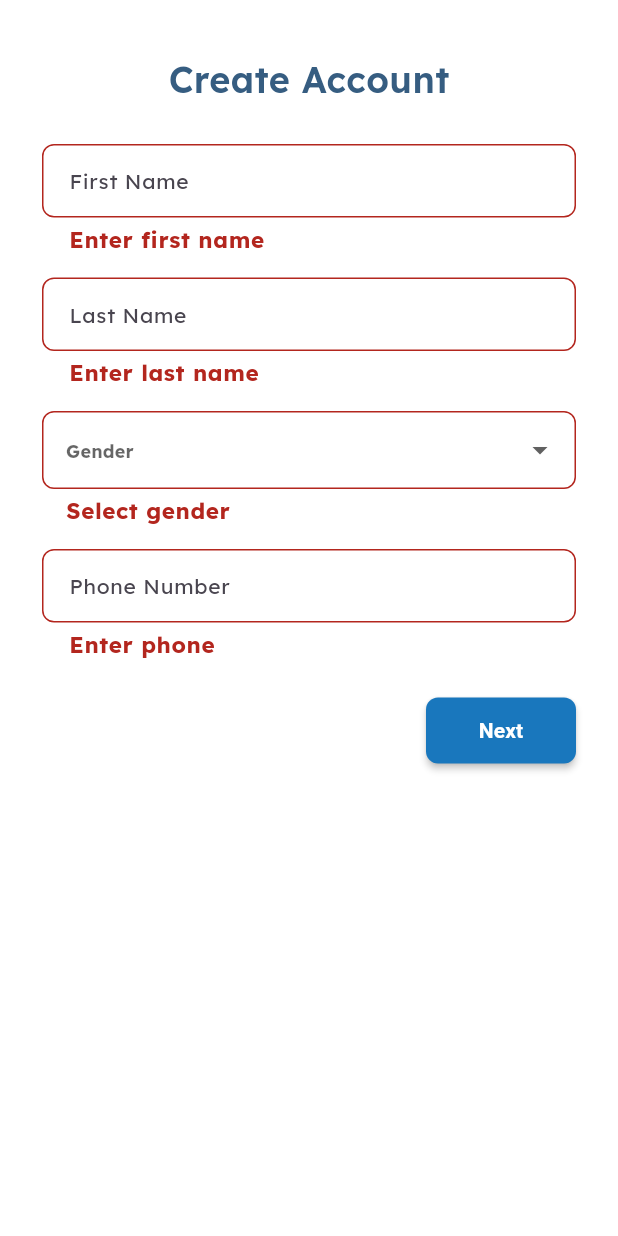
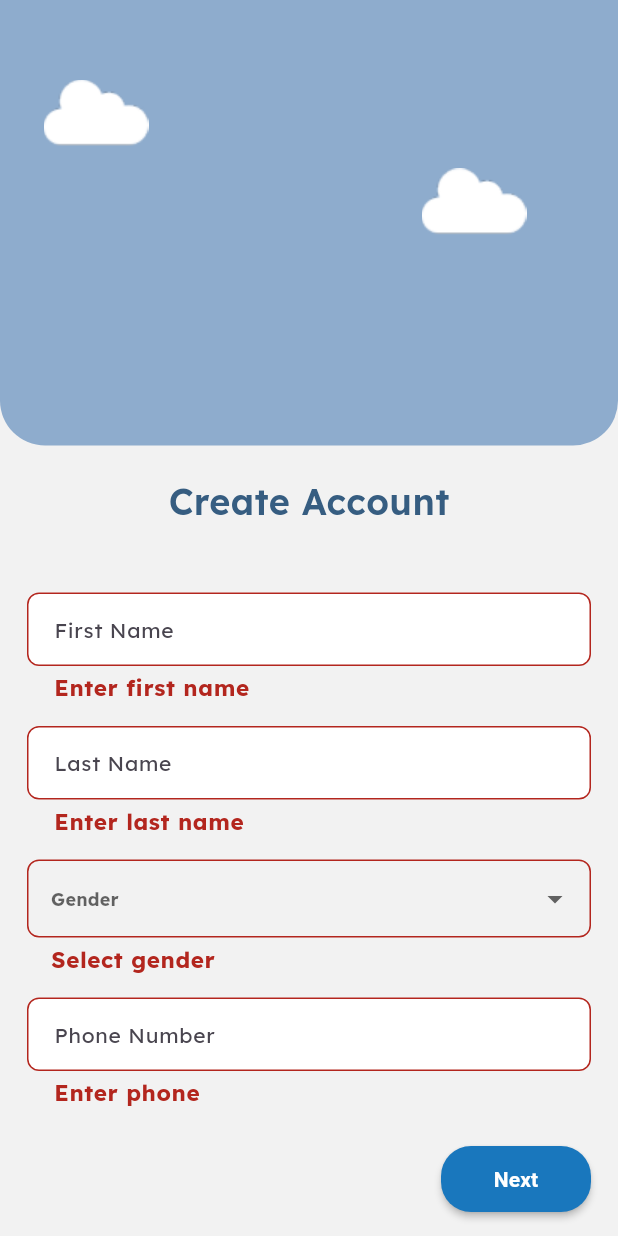
Before and after one commit to Arwa988/Kids_Guard, a Flutter app: the CreateAccountScreen screen opened by its route, after a tap on "Next", on a phone screen of 412 x 824 dp. Run offline on Flutter 3.47's test engine with Material 3 defaults, Android fonts, the phone set to English and light mode, and no system bars; our stand-ins replace flutter_animate, lottie.

```diff
--- a/lib/core/theme/App_Theme.dart
+++ b/lib/core/theme/App_Theme.dart
@@ -32,19 +32,19 @@ class AppTheme {
       ),
       bodySmall: TextStyle(
         fontSize: 15,
-        color: AppColors.splashScreenLinearBlue,
+        color: AppColors.kTextColor,
         fontWeight: FontWeight.bold,
         fontFamily: "Lexend",
       ),
       bodyMedium: TextStyle(
         fontSize: 14,
         fontWeight: FontWeight.bold,
-        color: AppColors.splashScreenLinearBlue,
+        color: AppColors.kTextColor,
         fontFamily: "Lexend",
       ),
       bodyLarge: TextStyle(
         fontSize: 14,
-        color: AppColors.splashScreenLinearBlue,
+        color: AppColors.kTextColor,
         fontFamily: "Lexend",
       ),
       titleLarge: TextStyle(
--- a/lib/main.dart
+++ b/lib/main.dart
@@ -1,7 +1,7 @@
 import 'package:flutter/material.dart';
 
 import 'package:kids_guard/core/theme/App_Theme.dart';
-import 'package:kids_guard/presentation/screens/Create_Account_Screen/create_account.dart';
+import 'package:kids_guard/presentation/screens_doctor/Create_Account_Screen/create_account.dart';
 import 'package:kids_guard/presentation/screens/Guardin_Screen/Guardin_Screen.dart';
 import 'package:kids_guard/presentation/screens/Login_Screen/login_screen.dart';
 import 'package:kids_guard/presentation/screens/Onboarding_Screens/easy_setup_screen.dart';
--- a/lib/presentation/screens/Create_Account_Screen/create_account.dart
+++ /dev/null
@@ -1,147 +0,0 @@
-import 'package:flutter/material.dart';
-import 'package:kids_guard/core/constants/App_Colors.dart';
-import 'package:kids_guard/presentation/screens/Login_Screen/wedgit/custom_text_field.dart';
-
-class CreateAccountScreen extends StatefulWidget {
-  const CreateAccountScreen({super.key});
-  @override
-  State<CreateAccountScreen> createState() => _CreateAccountScreenState();
-  static const String routname = "/create_account";
-}
-
-class _CreateAccountScreenState extends State<CreateAccountScreen> {
-  final _formKey = GlobalKey<FormState>();
-  final firstC = TextEditingController();
-  final lastC = TextEditingController();
-  final phoneC = TextEditingController();
-  String? selectedGender;
-
-  @override
-  Widget build(BuildContext context) {
-    return Scaffold(
-      backgroundColor: Colors.white,
-      body: SafeArea(
-        child: SingleChildScrollView(
-          padding: const EdgeInsets.symmetric(horizontal: 28.0, vertical: 30.0),
-          child: Column(
-            children: [
-              // small rounded top placeholder (removed large blue area per your last request)
-              const SizedBox(height: 6),
-
-              // Title
-              Text(
-                'Create Account',
-                style: TextStyle(
-                  fontFamily: "Lexend",
-                  fontSize: 24,
-                  fontWeight: FontWeight.w600,
-                  color: AppColors.kTextColor,
-                ),
-              ),
-
-              const SizedBox(height: 18),
-
-              Form(
-                key: _formKey,
-                child: Column(
-                  children: [
-                    CustomTextField(
-                      controller: firstC,
-                      hintText: 'First Name',
-                      validator: (v) => (v == null || v.trim().isEmpty)
-                          ? 'Enter first name'
-                          : null,
-                    ),
-                    CustomTextField(
-                      controller: lastC,
-                      hintText: 'Last Name',
-                      validator: (v) => (v == null || v.trim().isEmpty)
-                          ? 'Enter last name'
-                          : null,
-                    ),
-
-                    // Gender dropdown
-                    Padding(
-                      padding: const EdgeInsets.symmetric(vertical: 8.0),
-                      child: DropdownButtonFormField<String>(
-                        value: selectedGender,
-                        decoration: InputDecoration(
-                          hintText: 'Gender',
-                          contentPadding: const EdgeInsets.symmetric(
-                            vertical: 14,
-                            horizontal: 12,
-                          ),
-                          border: OutlineInputBorder(
-                            borderRadius: BorderRadius.circular(8),
-                          ),
-                        ),
-                        items: const [
-                          DropdownMenuItem(value: 'Male', child: Text('Male')),
-                          DropdownMenuItem(
-                            value: 'Female',
-                            child: Text('Female'),
-                          ),
-                        ],
-                        onChanged: (v) => setState(() => selectedGender = v),
-                        validator: (v) => v == null ? 'Select gender' : null,
-                      ),
-                    ),
-
-                    CustomTextField(
-                      controller: phoneC,
-                      hintText: 'Phone Number',
-                      keyboardType: TextInputType.number,
-                      validator: (v) {
-                        if (v == null || v.trim().isEmpty) return 'Enter phone';
-                        if (!RegExp(r'^\d+$').hasMatch(v))
-                          return 'Only numbers';
-                        return null;
-                      },
-                    ),
-
-                    const SizedBox(height: 18),
-
-                    // small Next button on the right
-                    Row(
-                      children: [
-                        const Spacer(),
-                        SizedBox(
-                          width: 100,
-                          height: 44,
-                          child: ElevatedButton(
-                            onPressed: () {
-                              if (_formKey.currentState!.validate()) {
-                                ScaffoldMessenger.of(context).showSnackBar(
-                                  const SnackBar(content: Text('Next')),
-                                );
-                              }
-                            },
-                            style: ElevatedButton.styleFrom(
-                              backgroundColor: AppColors.kPrimaryColor,
-                              shape: RoundedRectangleBorder(
-                                borderRadius: BorderRadius.circular(8),
-                              ),
-                            ),
-                            child: const Text(
-                              'Next',
-                              style: TextStyle(
-                                color: Colors.white,
-                                fontWeight: FontWeight.w600,
-                              ),
-                            ),
-                          ),
-                        ),
-                      ],
-                    ),
-
-                    const SizedBox(height: 20),
-                  ],
-                ),
-              ),
-            ],
-          ),
-        ),
-      ),
-    );
-  }
-}
--- a/lib/presentation/screens/Login_Screen/wedgit/custom_text_field.dart
+++ b/lib/presentation/screens/Login_Screen/wedgit/custom_text_field.dart
@@ -43,6 +43,7 @@ class _CustomTextFieldState extends State<CustomTextField> {
           contentPadding: const EdgeInsets.symmetric(vertical: 14, horizontal: 14),
           filled: true,
           fillColor: Colors.white,
+
           border: OutlineInputBorder(borderRadius: BorderRadius.circular(8)),
           suffixIcon: widget.isPassword
               ? IconButton(
--- a/lib/presentation/screens/Onboarding_Screens/easy_setup_screen.dart
+++ b/lib/presentation/screens/Onboarding_Screens/easy_setup_screen.dart
@@ -17,7 +17,9 @@ class EasySetupScreen extends StatelessWidget {
             child: Align(
               alignment: Alignment.centerLeft,
               child: TextButton(
-                onPressed: () {},
+                onPressed: () {
+                  Navigator.of(context).pushNamed(LoginScreen.routname);
+                },
                 child: Text(
                   "Skip",
                   style: Theme.of(context).textTheme.bodySmall,
--- a/lib/presentation/screens/Onboarding_Screens/emergency_alerts_screen.dart
+++ b/lib/presentation/screens/Onboarding_Screens/emergency_alerts_screen.dart
@@ -1,4 +1,5 @@
 import 'package:flutter/material.dart';
+import 'package:kids_guard/presentation/screens/Login_Screen/login_screen.dart';
 import 'package:kids_guard/presentation/screens/Onboarding_Screens/easy_setup_screen.dart';
 import 'package:kids_guard/presentation/screens/Onboarding_Screens/wedgit/animations/emergency_animation.dart';
 import 'package:kids_guard/presentation/screens/Onboarding_Screens/wedgit/next_btn.dart';
@@ -17,7 +18,9 @@ class EmergencyAlerts extends StatelessWidget {
             child: Align(
               alignment: Alignment.centerLeft,
               child: TextButton(
-                onPressed: () {},
+                onPressed: () {Navigator.of(
+                    context,
+                  ).pushReplacementNamed(LoginScreen.routname);},
                 child: Text(
                   "Skip",
                   style: Theme.of(context).textTheme.bodySmall,
--- a/lib/presentation/screens/Onboarding_Screens/real_time_monitoring_screen.dart
+++ b/lib/presentation/screens/Onboarding_Screens/real_time_monitoring_screen.dart
@@ -1,4 +1,5 @@
 import 'package:flutter/material.dart';
+import 'package:kids_guard/presentation/screens/Login_Screen/login_screen.dart';
 import 'package:kids_guard/presentation/screens/Onboarding_Screens/emergency_alerts_screen.dart';
 import 'package:kids_guard/presentation/screens/Onboarding_Screens/wedgit/next_btn.dart';
 import 'package:kids_guard/presentation/screens/Onboarding_Screens/wedgit/animations/real_time_animation.dart';
@@ -22,7 +23,11 @@ class _RealTimeState extends State<RealTime> {
             child: Align(
               alignment: Alignment.centerLeft,
               child: TextButton(
-                onPressed: () {},
+                onPressed: () {
+                  Navigator.of(
+                    context,
+                  ).pushReplacementNamed(LoginScreen.routname);
+                },
                 child: Text(
                   "Skip",
                   style: Theme.of(context).textTheme.bodySmall,
@@ -54,7 +59,7 @@ class _RealTimeState extends State<RealTime> {
           ),
           SizedBox(height: 10),
           NextBtn(routname: EmergencyAlerts.routname, text: "Next"),
-          SizedBox(height: 29),
+          SizedBox(height: 10),
           Row(
             mainAxisAlignment: MainAxisAlignment.spaceAround,
             children: [
--- a/lib/presentation/screens/Sign_Up_Screen/sign_up_screen.dart
+++ b/lib/presentation/screens/Sign_Up_Screen/sign_up_screen.dart
@@ -1,6 +1,6 @@
 import 'package:flutter/material.dart';
 import 'package:kids_guard/core/constants/App_Colors.dart';
-import 'package:kids_guard/presentation/screens/Create_Account_Screen/create_account.dart';
+import 'package:kids_guard/presentation/screens_doctor/Create_Account_Screen/create_account.dart';
 import 'package:kids_guard/presentation/screens/Login_Screen/wedgit/custom_text_field.dart';
 
 class SignUpScreen extends StatefulWidget {
@@ -51,14 +51,7 @@ class _SignUpScreenState extends State<SignUpScreen> {
                 key: _formKey,
                 child: Column(
                   children: [
-                    IconButton(
-                      onPressed: () {
-                        Navigator.of(
-                          context,
-                        ).pushNamed(CreateAccountScreen.routname);
-                      },
-                      icon: Icon(Icons.login),
-                    ),
+
                     CustomTextField(
                       controller: emailC,
                       hintText: 'Email',
--- /dev/null
+++ b/lib/presentation/screens_doctor/Create_Account_Screen/create_account.dart
@@ -0,0 +1,166 @@
+import 'package:flutter/material.dart';
+import 'package:kids_guard/core/constants/App_Colors.dart';
+import 'package:kids_guard/presentation/screens/Guardin_Screen/wedgit/cloud_desgin.dart';
+import 'package:kids_guard/presentation/screens/Login_Screen/wedgit/custom_text_field.dart';
+
+class CreateAccountScreen extends StatefulWidget {
+  const CreateAccountScreen({super.key});
+  @override
+  State<CreateAccountScreen> createState() => _CreateAccountScreenState();
+  static const String routname = "/create_account";
+}
+
+class _CreateAccountScreenState extends State<CreateAccountScreen> {
+  final _formKey = GlobalKey<FormState>();
+  final firstC = TextEditingController();
+  final lastC = TextEditingController();
+  final phoneC = TextEditingController();
+  String? selectedGender;
+
+  @override
+  Widget build(BuildContext context) {
+    return Scaffold(
+      body: SafeArea(
+        child: SingleChildScrollView(
+          child: Column(
+            children: [
+              CloudDesgin(),
+
+              // small rounded top placeholder (removed large blue area per your last request)
+              Padding(
+                padding: const EdgeInsets.symmetric(
+                  horizontal: 15.0,
+                  vertical: 10.0,
+                ),
+              ),
+              // Title
+              Text(
+                'Create Account',
+                style: TextStyle(
+                  fontFamily: "Lexend",
+                  fontSize: 24,
+                  fontWeight: FontWeight.w600,
+                  color: AppColors.kTextColor,
+                ),
+              ),
+
+              const SizedBox(height: 18),
+
+              Padding(
+                padding: const EdgeInsets.all(18.0),
+                child: Form(
+                  key: _formKey,
+                  child: Column(
+                    children: [
+                      CustomTextField(
+                        controller: firstC,
+                        hintText: 'First Name',
+                        validator: (v) => (v == null || v.trim().isEmpty)
+                            ? 'Enter first name'
+                            : null,
+                      ),
+                      CustomTextField(
+                        controller: lastC,
+                        hintText: 'Last Name',
+                        validator: (v) => (v == null || v.trim().isEmpty)
+                            ? 'Enter last name'
+                            : null,
+                      ),
+
+                      // Gender dropdown
+                      Padding(
+                        padding: const EdgeInsets.symmetric(vertical: 8.0),
+                        child: DropdownButtonFormField<String>(
+                          value: selectedGender,
+                          decoration: InputDecoration(
+                            hintText: 'Gender',
+
+                            contentPadding: const EdgeInsets.symmetric(
+                              vertical: 14,
+                              horizontal: 12,
+                            ),
+                            border: OutlineInputBorder(
+                              borderRadius: BorderRadius.circular(8),
+                            ),
+                          ),
+                          items: const [
+                            DropdownMenuItem(
+                              value: 'Male',
+                              child: Text(
+                                'Male',
+                                style: TextStyle(color: AppColors.kTextColor),
+                              ),
+                            ),
+                            DropdownMenuItem(
+                              value: 'Female',
+                              child: Text(
+                                'Female',
+                                style: TextStyle(color: AppColors.kTextColor),
+                              ),
+                            ),
+                          ],
+                          onChanged: (v) => setState(() => selectedGender = v),
+                          validator: (v) => v == null ? 'Select gender' : null,
+                        ),
+                      ),
+
+                      CustomTextField(
+                        controller: phoneC,
+                        hintText: 'Phone Number',
+                        keyboardType: TextInputType.number,
+                        validator: (v) {
+                          if (v == null || v.trim().isEmpty)
+                            return 'Enter phone';
+                          if (!RegExp(r'^\d+$').hasMatch(v))
+                            return 'Only numbers';
+                          return null;
+                        },
+                      ),
+
+                      const SizedBox(height: 18),
+
+                      // small Next button on the right
+                      Row(
+                        children: [
+                          const Spacer(),
+                          SizedBox(
+                            width: 100,
+                            height: 44,
+                            child: ElevatedButton(
+                              onPressed: () {
+                                if (_formKey.currentState!.validate()) {
+                                  ScaffoldMessenger.of(context).showSnackBar(
+                                    const SnackBar(content: Text('Next')),
+                                  );
+                                }
+                              },
+                              style: ElevatedButton.styleFrom(
+                                backgroundColor: AppColors.kPrimaryColor,
+                                shape: RoundedRectangleBorder(
+                                  borderRadius: BorderRadius.circular(20),
+                                ),
+                              ),
+                              child: const Text(
+                                'Next',
+                                style: TextStyle(
+                                  color: Colors.white,
+                                  fontWeight: FontWeight.w600,
+                                ),
+                              ),
+                            ),
+                          ),
+                        ],
+                      ),
+
+                      const SizedBox(height: 20),
+                    ],
+                  ),
+                ),
+              ),
+            ],
+          ),
+        ),
+      ),
+    );
+  }
+}
--- a/lib/presentation/screens_doctor/Sign_doctor_screen/sign_up_doctor.dart
+++ b/lib/presentation/screens_doctor/Sign_doctor_screen/sign_up_doctor.dart
@@ -1,9 +1,9 @@
 import 'package:flutter/material.dart';
 import 'package:kids_guard/core/constants/App_Colors.dart';
 import 'package:kids_guard/presentation/screens/Login_Screen/wedgit/custom_text_field.dart';
+import 'package:kids_guard/presentation/screens_doctor/Create_Account_Screen/create_account.dart';
 
 class SignUpScreenDoctor extends StatefulWidget {
-
   static const String routname = "/signup_screen_doctor";
   @override
   State<SignUpScreenDoctor> createState() => _SignUpScreenState();
@@ -45,7 +45,12 @@ class _SignUpScreenState extends State<SignUpScreenDoctor> {
               ),
 
               const SizedBox(height: 36),
-
+              IconButton(
+                onPressed: () {
+                  Navigator.of(context).pushNamed(CreateAccountScreen.routname);
+                },
+                icon: Icon(Icons.login),
+              ),
               Form(
                 key: _formKey,
                 child: Column(
```
